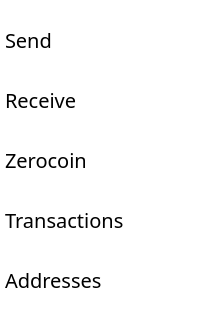
The window that src/qt/forms/menupage.ui (noirofficial/noir) describes before a commit, drawn with Qt 5; both pictures show x 0 to 200 and y 130 to 450 of the 200 by 704 pixel window.
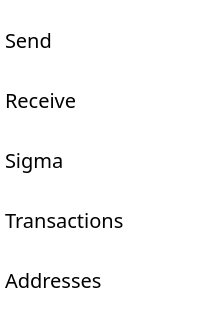
The same window after the commit. Icons and pictures are not drawn.

Commit message: Sigma integration

Diff of the .ui file:
```diff
--- a/src/qt/forms/menupage.ui
+++ b/src/qt/forms/menupage.ui
@@ -673,7 +673,7 @@
 }</string>
      </property>
      <property name="text">
-      <string>Zerocoin</string>
+      <string>Sigma</string>
      </property>
      <property name="icon">
       <iconset resource="../bitcoin.qrc">
```
Left out of the diff: 2 changed lines with no effect on the pictures. The commit also changes 100 other files.
